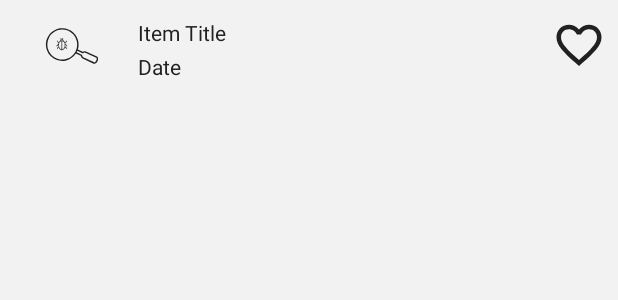
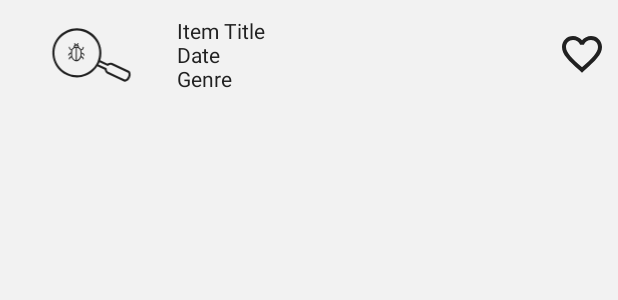
Before and after one commit to mustafaozhan/EventFinder, an Android app: the layout item_event_list.xml on its own in the app's theme, with its tools: preview values and no code run, on a phone screen of 412 x 824 dp. Shown: the top 300 px of the screen. Run offline under Robolectric (Android 15) with nearby library versions, the phone set to English and light mode, and no system bars.

Commit message:
adding fav item count and filtering by genre

```diff
--- a/ui/src/main/java/mustafaozhan/github/com/ui/eventdetail/EventDetailSEED.kt
+++ b/ui/src/main/java/mustafaozhan/github/com/ui/eventdetail/EventDetailSEED.kt
@@ -6,6 +6,7 @@ data class EventDetailState(
     val imgUrl: String = "",
     val type: String = "",
     val date: String = "",
+    val genre: String = ""
 )
 
 sealed class EventDetailEffect {
--- a/ui/src/main/java/mustafaozhan/github/com/ui/eventdetail/EventDetailViewModel.kt
+++ b/ui/src/main/java/mustafaozhan/github/com/ui/eventdetail/EventDetailViewModel.kt
@@ -25,7 +25,8 @@ class EventDetailViewModel : ViewModel(), EventDetailEvent {
             info = info ?: "",
             imgUrl = images?.get(0)?.url ?: "",
             type = type ?: "",
-            date = dates?.start?.localDate ?: ""
+            date = dates?.start?.localDate ?: "",
+            genre = classifications?.get(0)?.genre?.name ?: ""
         )
     }
 
--- a/ui/src/main/java/mustafaozhan/github/com/ui/eventlist/EventListSEED.kt
+++ b/ui/src/main/java/mustafaozhan/github/com/ui/eventlist/EventListSEED.kt
@@ -7,6 +7,7 @@ data class EventListState(
     val eventList: MutableList<Event> = mutableListOf(),
     val isLoading: Boolean = true,
     val pageNumber: Int = 0,
+    val favoriteItemCount: Int = 0
 )
 
 sealed class EventListEffect {
--- a/ui/src/main/java/mustafaozhan/github/com/ui/eventlist/EventListViewModel.kt
+++ b/ui/src/main/java/mustafaozhan/github/com/ui/eventlist/EventListViewModel.kt
@@ -71,6 +71,9 @@ class EventListViewModel(
 
     private suspend fun getFavoriteEvents() = eventDao.collectFavoriteEvents()
         .collect { databaseEvents ->
+            _state.value = _state.value?.copy(
+                favoriteItemCount = databaseEvents.filter { it.isFavorite }.count()
+            )
             state.value?.eventList?.let {
                 val tempList = it.toMutableList()
 
@@ -88,7 +91,8 @@ class EventListViewModel(
 
     fun filterList(txt: String) = data.unFilteredList
         ?.filter {
-            it.name.contains(txt, true)
+            it.name.contains(txt, true) ||
+                    it.classifications?.get(0)?.genre?.name?.contains(txt, true) == true
         }?.toMutableList()
         ?.let {
             _state.value = _state.value?.copy(
--- a/ui/src/main/res/drawable/background_splash.xml
+++ b/ui/src/main/res/drawable/background_splash.xml
@@ -2,7 +2,7 @@
   Copyright (c) 2020 Mustafa Ozhan. All rights reserved.
   -->
 <layer-list xmlns:android="http://schemas.android.com/apk/res/android">
-    <item android:drawable="@color/color_splash_background" />
+    <item android:drawable="@color/color_accent" />
     <item>
         <bitmap
             android:gravity="center"
--- /dev/null
+++ b/ui/src/main/res/drawable/ic_count.xml
@@ -0,0 +1,5 @@
+<shape xmlns:android="http://schemas.android.com/apk/res/android"
+    android:shape="rectangle">
+    <corners android:radius="18dp" />
+    <solid android:color="@color/color_accent" />
+</shape>
--- a/ui/src/main/res/layout/item_event_list.xml
+++ b/ui/src/main/res/layout/item_event_list.xml
@@ -17,17 +17,18 @@
 
     <androidx.constraintlayout.widget.ConstraintLayout
         android:layout_width="match_parent"
-        android:layout_height="60dp"
+        android:layout_height="72dp"
+        android:background="@drawable/selector_item"
         android:onClick="@{() -> event.openEventDetail(item)}"
-        android:background="@drawable/selector_item"
         android:padding="8dp">
 
         <ImageView
             android:id="@+id/imageView"
-            android:layout_width="80dp"
-            android:layout_height="45dp"
-            android:padding="4dp"
+            android:layout_width="106dp"
+            android:layout_height="60dp"
+            android:padding="2dp"
             app:imageUrl="@{item.images.get(0).url}"
+            app:layout_constraintBottom_toBottomOf="parent"
             app:layout_constraintStart_toStartOf="parent"
             app:layout_constraintTop_toTopOf="parent"
             tools:ignore="ContentDescription"
@@ -44,30 +45,45 @@
             android:textColor="@color/color_text"
             app:layout_constraintEnd_toStartOf="@+id/imageView2"
             app:layout_constraintStart_toEndOf="@+id/imageView"
-            app:layout_constraintTop_toTopOf="parent"
+            app:layout_constraintTop_toTopOf="@+id/imageView"
             tools:text="Item Title" />
 
         <TextView
+            android:id="@+id/textView4"
             android:layout_width="0dp"
             android:layout_height="wrap_content"
             android:padding="4dp"
+            android:text="@{ item.dates.start.localDate}"
+            android:textAppearance="@style/TextAppearance.AppCompat.Small"
             android:textColor="@color/color_text"
-            android:text="@{item.dates.start.localDate}"
-            app:layout_constraintBottom_toBottomOf="@+id/imageView"
-            app:layout_constraintEnd_toEndOf="parent"
+            app:layout_constraintBottom_toTopOf="@+id/textView5"
+            app:layout_constraintEnd_toStartOf="@+id/imageView2"
             app:layout_constraintStart_toEndOf="@+id/imageView"
             app:layout_constraintTop_toBottomOf="@+id/textView"
             tools:text="Date" />
 
+        <TextView
+            android:id="@+id/textView5"
+            android:layout_width="0dp"
+            android:layout_height="wrap_content"
+            android:padding="4dp"
+            android:text="@{item.classifications.get(0).genre.name}"
+            android:textAppearance="@style/TextAppearance.AppCompat.Small"
+            android:textColor="@color/color_text"
+            app:layout_constraintBottom_toBottomOf="@+id/imageView"
+            app:layout_constraintEnd_toStartOf="@+id/imageView2"
+            app:layout_constraintStart_toEndOf="@+id/imageView"
+            tools:text="Genre" />
+
         <ImageView
             android:id="@+id/imageView2"
-            android:layout_width="36dp"
+            android:layout_width="32dp"
+            android:layout_height="32dp"
             android:background="@{item.isFavorite ? @drawable/ic_hearth_filled : @drawable/ic_heart_empty}"
-            android:layout_height="36dp"
             android:onClick="@{() -> event.favoriteClicked(item)}"
-            app:layout_constraintBottom_toBottomOf="parent"
+            app:layout_constraintBottom_toBottomOf="@+id/imageView"
             app:layout_constraintEnd_toEndOf="parent"
-            app:layout_constraintTop_toTopOf="parent"
+            app:layout_constraintTop_toTopOf="@+id/imageView"
             tools:background="@drawable/ic_heart_empty"
             tools:ignore="ContentDescription" />
     </androidx.constraintlayout.widget.ConstraintLayout>
--- a/ui/src/main/res/values-night-v29/colors.xml
+++ b/ui/src/main/res/values-night-v29/colors.xml
@@ -4,7 +4,7 @@
 <resources>
     <color name="color_primary">#80deea</color>
     <color name="color_primary_dark">#101d25</color>
-    <color name="color_accent">#80cbc4</color>
+    <color name="color_accent">#f0c48a</color>
 
     <color name="color_text_weak">#86888a</color>
     <color name="color_text">#e0e0e0</color>
--- a/ui/src/main/res/values-notnight-v29/colors.xml
+++ b/ui/src/main/res/values-notnight-v29/colors.xml
@@ -4,7 +4,7 @@
 <resources>
     <color name="color_primary">#00bcd4</color>
     <color name="color_primary_dark">#ffffff</color>
-    <color name="color_accent">#009688</color>
+    <color name="color_accent">#f0c48a</color>
 
     <color name="color_text_weak">#757575</color>
     <color name="color_text">#212121</color>
--- a/ui/src/main/res/values/colors.xml
+++ b/ui/src/main/res/values/colors.xml
@@ -1,7 +1,7 @@
 <resources>
     <color name="color_primary">#80deea</color>
     <color name="color_primary_dark">#101d25</color>
-    <color name="color_accent">#80cbc4</color>
+    <color name="color_accent">#f0c48a</color>
 
     <color name="color_text_weak">#86888a</color>
     <color name="color_text">#e0e0e0</color>
@@ -31,6 +31,4 @@
     <color name="color_text_action_snack_bar">@color/color_accent</color>
     <color name="color_background_snack_bar">@color/color_background_weak</color>
 
-    <color name="color_splash_background">#f0c48a</color>
-
 </resources>
```
Also changed, not shown: data/src/main/java/mustafaozhan/github/com/model/EventsResponse.kt (+7 -6 lines), ui/src/main/res/drawable/ic_my_events.xml (added, +10 -0 lines), ui/src/main/res/layout/fragment_event_detail.xml (+3 -14 lines), ui/src/main/res/layout/fragment_event_list.xml (+9 -28 lines), ui/src/main/res/layout/layout_event_list_bar.xml (added, +87 -0 lines).
